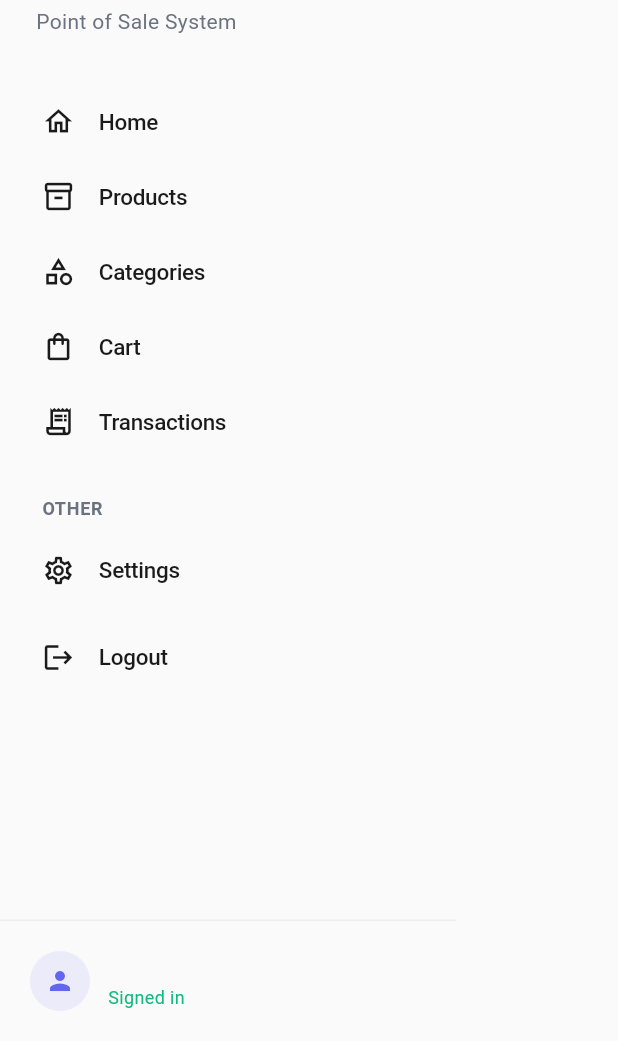
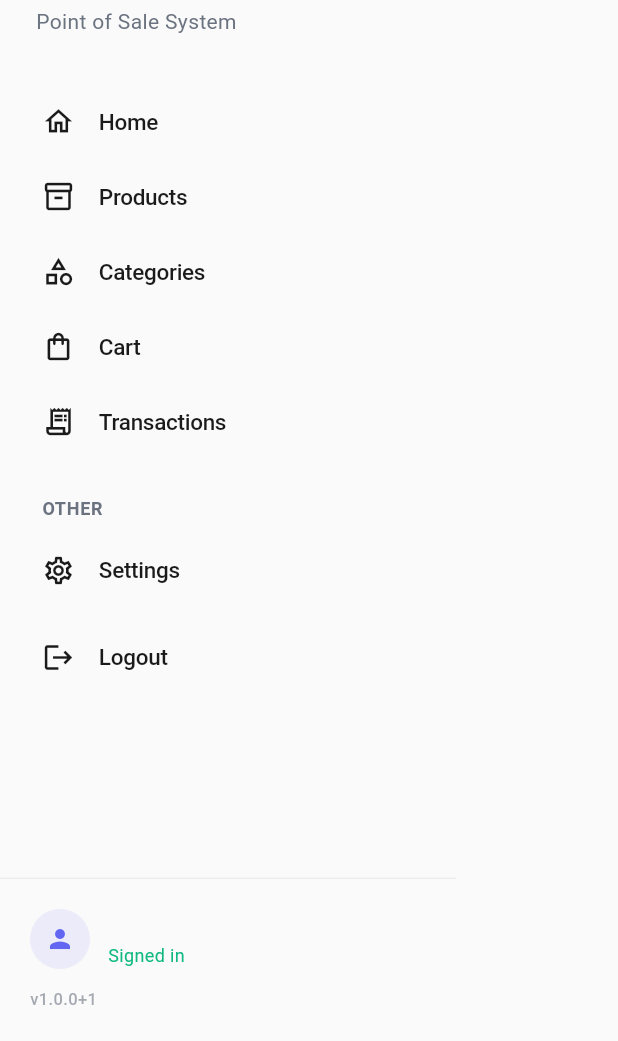
Before and after one commit to imammuhtadi/avatar_pos, a Flutter app: the AppDrawer widget shown alone on an empty page, opened directly, on a phone screen of 412 x 824 dp, the part 195-1236 px from its top. Run offline on Flutter 3.47's test engine with Material 3 defaults, Android fonts, the light colour scheme and no system bars; our stand-ins replace flutter_dotenv, flutter_riverpod, freezed_annotation, go_router, supabase_flutter; accounts and stored records are empty.

Commit message:
feat: add version display in app drawer
- Create AppVersion utility class with version info
- Display version (v1.0.0+1) at bottom of drawer
- Add support for git commit hash and build date injection
- Update Dockerfile to pass version info via dart-define
- Users can now easily identify which version they're using

```diff
--- a/lib/shared/widgets/app_drawer.dart
+++ b/lib/shared/widgets/app_drawer.dart
@@ -2,6 +2,7 @@ import 'package:flutter/material.dart';
 import 'package:flutter_riverpod/flutter_riverpod.dart';
 import 'package:go_router/go_router.dart';
 import 'package:avatar_pos/core/index.dart';
+import 'package:avatar_pos/core/utils/app_version.dart';
 import 'package:avatar_pos/features/auth/index.dart';
 
 /// Modern, minimalist navigation drawer
@@ -158,7 +159,11 @@ class AppDrawer extends ConsumerWidget {
                   ),
                 ),
               ),
-              child: userAsync.when(
+              child: Column(
+                crossAxisAlignment: CrossAxisAlignment.start,
+                children: [
+                  // User info
+                  userAsync.when(
                     loading: () => const SizedBox.shrink(),
                     error: (_, __) => const SizedBox.shrink(),
                     data: (user) {
@@ -193,6 +198,20 @@ class AppDrawer extends ConsumerWidget {
                         ],
                       );
                     },
+                  ),
+
+                  const SizedBox(height: 12),
+
+                  // Version info
+                  Text(
+                    AppVersion.displayVersion,
+                    style: TextStyle(
+                      fontSize: 11,
+                      color: AppTheme.neutralDark.withOpacity(0.6),
+                      fontWeight: FontWeight.w500,
+                    ),
+                  ),
+                ],
               ),
             ),
           ],
```
Also changed, not shown: lib/core/utils/app_version.dart (added, +50 -0 lines), 1 other file. Lines whose indentation alone changed are shown as unchanged.
